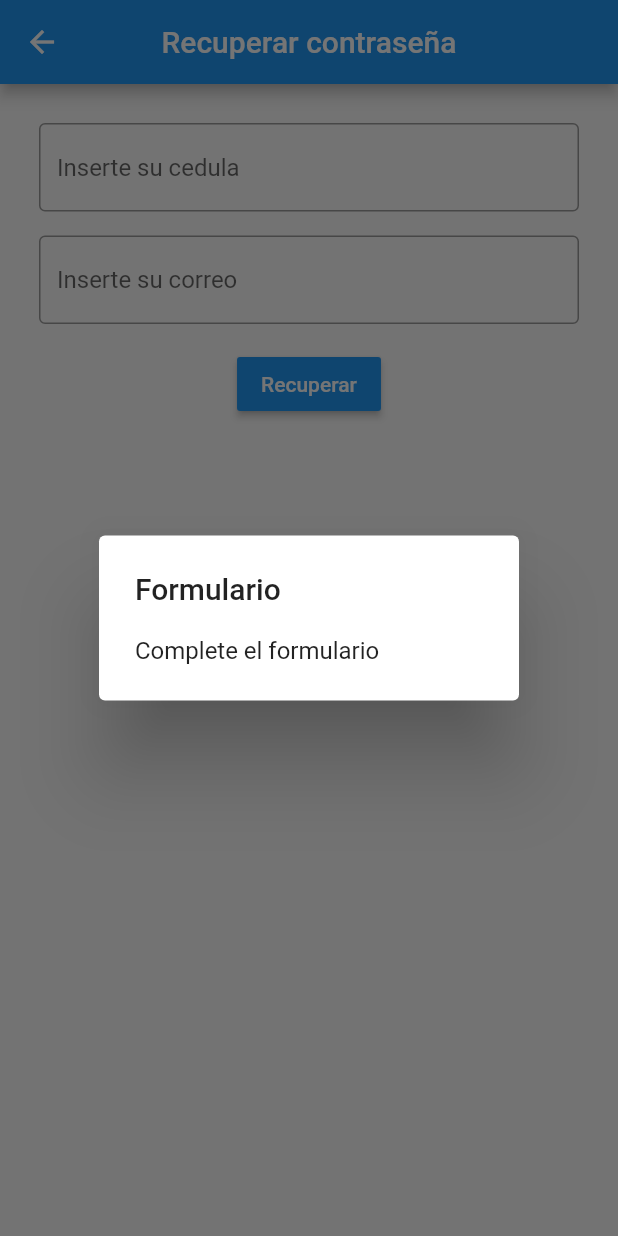
After one commit to Alexander-PE/finall, a Flutter app: the Recuperar screen opened directly, after a tap on "Recuperar", on a phone screen of 412 x 824 dp. The commit adds this screen. Run offline on Flutter 3.47's test engine with Material 2 defaults, Android fonts, the phone set to English and light mode, and no system bars; our stand-ins replace dio, image_picker, youtube_player_flutter; network calls fail.

Commit message:
Final changes

```diff
--- a/lib/main.dart
+++ b/lib/main.dart
@@ -2,6 +2,7 @@ import 'package:finall/pages/Acerca.dart';
 import 'package:finall/pages/Albergues.dart';
 import 'package:finall/pages/Historia.dart';
 import 'package:finall/pages/Inicio.dart';
+import 'package:finall/pages/Login.dart';
 import 'package:finall/pages/Medidas.dart';
 import 'package:finall/pages/Miembros.dart';
 import 'package:finall/pages/Noticias.dart';
@@ -35,7 +36,8 @@ class _MyAppState extends State<MyApp> {
     Medidas(),
     Miembros(),
     Registrar(),
-    Acerca()
+    Acerca(),
+    LoginPage()
   ];
 
   @override
@@ -92,6 +94,11 @@ class _MyAppState extends State<MyApp> {
                   page=8;
                 });
               },),
+              ListTile(title: const Text("Login"), onTap: (){
+                setState(() {
+                  page=10;
+                });
+              },),
               ListTile(title: const Text("Acerca"), onTap: (){
                 setState(() {
                   page=9;
--- /dev/null
+++ b/lib/pages/Login.dart
@@ -0,0 +1,169 @@
+import 'package:dio/dio.dart';
+import 'package:finall/pages/Sesion.dart';
+import 'package:flutter/material.dart';
+
+class LoginPage extends StatefulWidget {
+  const LoginPage({super.key});
+
+  @override
+  State<LoginPage> createState() => _LoginPageState();
+}
+
+class _LoginPageState extends State<LoginPage> {
+
+  final cedula = TextEditingController();
+  final clave = TextEditingController();
+  late AlertDialog alert;
+
+  Future<void> login(String cedula, String clave) async {
+    if (cedula == '' || clave == '') {
+      alert = const AlertDialog(
+        title: Text("Formulario"),
+        content: Text("Complete el formulario"),
+      );
+    } else {
+      try {
+        var formdat = FormData.fromMap({
+          'cedula': cedula,
+          'clave': clave,
+        });
+
+        Response response = await Dio().post('https://adamix.net/defensa_civil/def/iniciar_sesion.php', data: formdat);
+        alert = AlertDialog(
+          title: const Text("Formulario"),
+          content: Text(response.data['mensaje']),
+        );
+
+        if(response.data['exito'] == true){
+          Navigator.push(context, MaterialPageRoute(builder: (context) => Sesion(data: response.data['datos'])));
+        }
+        print(response.data.toString());
+      } catch (e) {
+        print(e);
+      }
+    }
+  }
+
+  @override
+  Widget build(BuildContext context) {
+    return Padding(
+      padding: const EdgeInsets.all(8),
+      child: SingleChildScrollView(
+        child: Column(
+          children: [
+            TextField(
+                controller: cedula,
+                decoration: const InputDecoration( hintText: 'Inserte su cedula', border: OutlineInputBorder())),
+            const Text(""),
+            TextField(
+                controller: clave,
+                decoration: const InputDecoration( hintText: 'Inserte su clave', border: OutlineInputBorder())),
+            const Text(""),
+            MaterialButton(
+              onPressed: () async {
+                await login(cedula.text, clave.text);
+                showDialog(
+                  context: context,
+                  builder: (BuildContext context) {
+                    return alert;
+                  },
+                );
+                setState(() {});
+              },
+              color: Colors.blue,
+              child: const Text(
+                "Login",
+                style: TextStyle(color: Colors.white),
+              ),
+            ),
+            InkWell(
+              child: const Text("Recuperar contraseña", style: TextStyle(fontSize: 16)),
+              onTap: () => Navigator.push(context, MaterialPageRoute(builder: (context) => Recuperar())),
+            ),
+          ],
+        ),
+      ),
+    );
+  }
+}
+
+
+class Recuperar extends StatefulWidget {
+  @override
+  State<Recuperar> createState() => _RecuperarState();
+}
+
+class _RecuperarState extends State<Recuperar> {
+  // final String edif;
+  final cedula = TextEditingController();
+  final correo = TextEditingController();
+  late AlertDialog alerta;
+
+  Future<void> restore(String cedula, String correo) async {
+    if (cedula == '' || correo == '') {
+      alerta = const AlertDialog(
+        title: Text("Formulario"),
+        content: Text("Complete el formulario"),
+      );
+    } else {
+      try {
+        var formdat = FormData.fromMap({
+          'cedula': cedula,
+          'correo': correo,
+        });
+
+        Response response = await Dio().post('https://adamix.net/defensa_civil/def/recuperar_clave.php', data: formdat);
+        alerta = AlertDialog(
+          title: const Text("Formulario"),
+          content: Text(response.data['mensaje']),
+        );
+        print(response.data.toString());
+      } catch (e) {
+        print(e);
+      }
+    }
+  }
+
+  @override
+  Widget build(BuildContext context) {
+    return Scaffold(
+      appBar: AppBar(
+        title: const Text("Recuperar contraseña"),
+        centerTitle: true,
+      ),
+      body: Padding(
+        padding: const EdgeInsets.all(18.0),
+        child: Padding(
+          padding: const EdgeInsets.all(8.0),
+          child: Column(children: [
+            TextField(
+                controller: cedula,
+                decoration: const InputDecoration( hintText: 'Inserte su cedula', border: OutlineInputBorder())),
+            const Text(""),
+            TextField(
+                controller: correo,
+                decoration: const InputDecoration( hintText: 'Inserte su correo', border: OutlineInputBorder())),
+            const Text(""),
+            MaterialButton(
+              onPressed: () async {
+                await restore(cedula.text, correo.text);
+                showDialog(
+                  context: context,
+                  builder: (BuildContext context) {
+                    return alerta;
+                  },
+                );
+                setState(() {});
+              },
+              color: Colors.blue,
+              child: const Text(
+                "Recuperar",
+                style: TextStyle(color: Colors.white),
+              ),
+            ),
+          ]),
+        ),
+      ),
+    );
+  }
+}
--- a/lib/pages/Registrar.dart
+++ b/lib/pages/Registrar.dart
@@ -1,5 +1,4 @@
 import 'package:dio/dio.dart';
-import 'package:finall/main.dart';
 import 'package:flutter/material.dart';
 
 class Registrar extends StatefulWidget {
@@ -20,7 +19,7 @@ class _RegistrarState extends State<Registrar> {
 
   Future<void> register(String cedula, String nombre, String apellido,
       String passwd, String correo, String telefono) async {
-    if (cedula == '' || nombre == '' || apellido == '' || correo == '' || telefono == '') {
+    if (cedula == '' || nombre == '' || apellido == '' || correo == '' || telefono == '' || passwd == '') {
       alert = const AlertDialog(
         title: Text("Formulario"),
         content: Text("Complete el formulario"),
@@ -39,9 +38,7 @@ class _RegistrarState extends State<Registrar> {
         // print(cedula);
         // print(nombre);
 
-        Response response = await Dio().post(
-            'https://adamix.net/defensa_civil/def/registro.php',
-            data: formdat);
+        Response response = await Dio().post('https://adamix.net/defensa_civil/def/registro.php', data: formdat);
         alert = AlertDialog(
           title: const Text("Formulario"),
           content: Text(response.data['mensaje']),
```
Also changed, not shown: lib/pages/Albergues.dart (+3 -6 lines), lib/pages/Cambiar.dart (added, +89 -0 lines), lib/pages/Inicio.dart (+13 -3 lines), lib/pages/Reportar.dart (added, +156 -0 lines), lib/pages/Sesion.dart (added, +89 -0 lines), lib/pages/Situaciones.dart (added, +111 -0 lines), pubspec.yaml (+8 -0 lines), assets/icon/yo.png (added), pubspec.lock, 5 other files.
